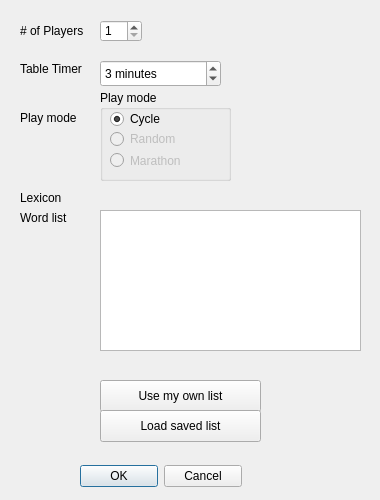
Old version of the form aerolith/trunk/src/aerolithclient/tableCreateForm.ui in the repository domino14/aerolithdesktop.
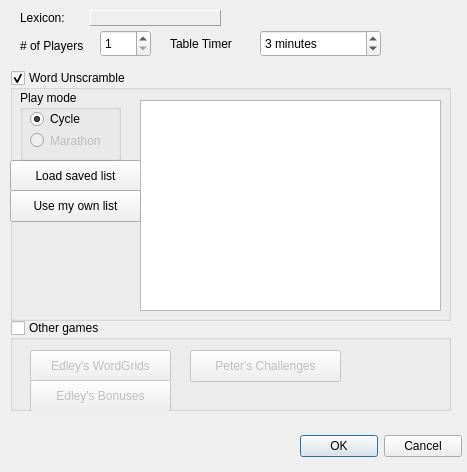
New version of the form.

Commit message: adding framework for aerolith support of other games. unscramble game version 0.5 maybe done. don't know if i'm adding word list saving/creating just yet, but maybe (and if so should make it version 0.6 :)

The edit to the form file:
```diff
--- a/aerolith/trunk/src/aerolithclient/tableCreateForm.ui
+++ b/aerolith/trunk/src/aerolithclient/tableCreateForm.ui
@@ -6,19 +6,19 @@
    <rect>
     <x>0</x>
     <y>0</y>
-    <width>380</width>
-    <height>500</height>
+    <width>467</width>
+    <height>472</height>
    </rect>
   </property>
   <property name="minimumSize">
    <size>
-    <width>380</width>
-    <height>500</height>
+    <width>200</width>
+    <height>0</height>
    </size>
   </property>
   <property name="maximumSize">
    <size>
-    <width>380</width>
+    <width>500</width>
     <height>500</height>
    </size>
   </property>
@@ -31,26 +31,13 @@
   <property name="styleSheet">
    <string notr="true"/>
   </property>
-  <widget class="QLabel" name="label_2">
-   <property name="geometry">
-    <rect>
-     <x>20</x>
-     <y>110</y>
-     <width>91</width>
-     <height>16</height>
-    </rect>
-   </property>
-   <property name="text">
-    <string>Play mode</string>
-   </property>
-  </widget>
   <widget class="QSpinBox" name="playersSpinBox">
    <property name="geometry">
     <rect>
      <x>100</x>
-     <y>20</y>
-     <width>42</width>
-     <height>22</height>
+     <y>30</y>
+     <width>51</width>
+     <height>27</height>
     </rect>
    </property>
    <property name="focusPolicy">
@@ -67,7 +54,7 @@
    <property name="geometry">
     <rect>
      <x>20</x>
-     <y>20</y>
+     <y>35</y>
      <width>91</width>
      <height>21</height>
     </rect>
@@ -79,8 +66,8 @@
   <widget class="QLabel" name="label_3">
    <property name="geometry">
     <rect>
-     <x>20</x>
-     <y>60</y>
+     <x>170</x>
+     <y>35</y>
      <width>91</width>
      <height>17</height>
     </rect>
@@ -89,24 +76,11 @@
     <string>Table Timer</string>
    </property>
   </widget>
-  <widget class="QLabel" name="label_4">
-   <property name="geometry">
-    <rect>
-     <x>20</x>
-     <y>210</y>
-     <width>61</width>
-     <height>16</height>
-    </rect>
-   </property>
-   <property name="text">
-    <string>Word list</string>
-   </property>
-  </widget>
   <widget class="QDialogButtonBox" name="buttonBox">
    <property name="geometry">
     <rect>
-     <x>80</x>
-     <y>460</y>
+     <x>300</x>
+     <y>430</y>
      <width>162</width>
      <height>32</height>
     </rect>
@@ -124,8 +98,8 @@
   <widget class="QSpinBox" name="timerSpinBox">
    <property name="geometry">
     <rect>
-     <x>100</x>
-     <y>60</y>
+     <x>260</x>
+     <y>30</y>
      <width>121</width>
      <height>27</height>
     </rect>
@@ -152,13 +126,102 @@
     <number>3</number>
    </property>
   </widget>
-  <widget class="QGroupBox" name="groupBox">
+  <widget class="QLabel" name="label_5">
    <property name="geometry">
     <rect>
-     <x>100</x>
+     <x>20</x>
+     <y>10</y>
+     <width>61</width>
+     <height>16</height>
+    </rect>
+   </property>
+   <property name="text">
+    <string>Lexicon:</string>
+   </property>
+  </widget>
+  <widget class="QLabel" name="labelLexiconName">
+   <property name="geometry">
+    <rect>
+     <x>90</x>
+     <y>10</y>
+     <width>131</width>
+     <height>16</height>
+    </rect>
+   </property>
+   <property name="frameShape">
+    <enum>QFrame::Panel</enum>
+   </property>
+   <property name="frameShadow">
+    <enum>QFrame::Raised</enum>
+   </property>
+   <property name="text">
+    <string/>
+   </property>
+  </widget>
+  <widget class="QGroupBox" name="groupBoxWordUnscramble">
+   <property name="geometry">
+    <rect>
+     <x>10</x>
+     <y>70</y>
+     <width>441</width>
+     <height>251</height>
+    </rect>
+   </property>
+   <property name="title">
+    <string>Word Unscramble</string>
+   </property>
+   <property name="checkable">
+    <bool>true</bool>
+   </property>
+   <widget class="QPushButton" name="pushButtonLoadSavedList">
+    <property name="geometry">
+     <rect>
+      <x>0</x>
      <y>90</y>
      <width>131</width>
-     <height>91</height>
+      <height>32</height>
+     </rect>
+    </property>
+    <property name="text">
+     <string>Load saved list</string>
+    </property>
+   </widget>
+   <widget class="QListWidget" name="listWidgetTopLevelList">
+    <property name="geometry">
+     <rect>
+      <x>130</x>
+      <y>30</y>
+      <width>301</width>
+      <height>211</height>
+     </rect>
+    </property>
+    <property name="focusPolicy">
+     <enum>Qt::NoFocus</enum>
+    </property>
+   </widget>
+   <widget class="QPushButton" name="pushButtonUseOwnList">
+    <property name="geometry">
+     <rect>
+      <x>0</x>
+      <y>120</y>
+      <width>131</width>
+      <height>32</height>
+     </rect>
+    </property>
+    <property name="focusPolicy">
+     <enum>Qt::NoFocus</enum>
+    </property>
+    <property name="text">
+     <string>Use my own list</string>
+    </property>
+   </widget>
+   <widget class="QGroupBox" name="groupBox">
+    <property name="geometry">
+     <rect>
+      <x>10</x>
+      <y>20</y>
+      <width>101</width>
+      <height>71</height>
     </rect>
    </property>
    <property name="styleSheet">
@@ -183,22 +246,6 @@
      <bool>true</bool>
     </property>
    </widget>
-   <widget class="QRadioButton" name="randomRbo">
-    <property name="enabled">
-     <bool>false</bool>
-    </property>
-    <property name="geometry">
-     <rect>
-      <x>10</x>
-      <y>40</y>
-      <width>83</width>
-      <height>18</height>
-     </rect>
-    </property>
-    <property name="text">
-     <string>Random</string>
-    </property>
-   </widget>
    <widget class="QRadioButton" name="endlessRbo">
     <property name="enabled">
      <bool>false</bool>
@@ -206,7 +253,7 @@
     <property name="geometry">
      <rect>
       <x>10</x>
-      <y>60</y>
+       <y>40</y>
       <width>101</width>
       <height>21</height>
      </rect>
@@ -219,73 +266,64 @@
     </property>
    </widget>
   </widget>
-  <widget class="QListWidget" name="listWidgetTopLevelList">
-   <property name="geometry">
-    <rect>
-     <x>100</x>
-     <y>210</y>
-     <width>261</width>
-     <height>141</height>
-    </rect>
-   </property>
-   <property name="focusPolicy">
-    <enum>Qt::NoFocus</enum>
-   </property>
   </widget>
-  <widget class="QPushButton" name="pushButtonUseOwnList">
+  <widget class="QGroupBox" name="groupBoxOtherGames">
    <property name="geometry">
     <rect>
-     <x>100</x>
-     <y>380</y>
-     <width>161</width>
-     <height>32</height>
+     <x>10</x>
+     <y>320</y>
+     <width>441</width>
+     <height>91</height>
     </rect>
    </property>
-   <property name="focusPolicy">
-    <enum>Qt::NoFocus</enum>
+   <property name="title">
+    <string>Other games</string>
    </property>
-   <property name="text">
-    <string>Use my own list</string>
+   <property name="checkable">
+    <bool>true</bool>
    </property>
-  </widget>
-  <widget class="QLabel" name="label_5">
+   <property name="checked">
+    <bool>false</bool>
+   </property>
+   <widget class="QPushButton" name="pushButtonWordgrids">
    <property name="geometry">
     <rect>
      <x>20</x>
-     <y>190</y>
-     <width>61</width>
-     <height>16</height>
+      <y>30</y>
+      <width>141</width>
+      <height>32</height>
     </rect>
    </property>
    <property name="text">
-    <string>Lexicon</string>
-   </property>
-  </widget>
-  <widget class="QLabel" name="labelLexiconName">
+     <string>Edley's WordGrids</string>
+    </property>
+   </widget>
+   <widget class="QPushButton" name="pushButtonBonuses">
    <property name="geometry">
     <rect>
-     <x>100</x>
-     <y>190</y>
-     <width>71</width>
-     <height>16</height>
+      <x>20</x>
+      <y>60</y>
+      <width>141</width>
+      <height>32</height>
     </rect>
    </property>
    <property name="text">
-    <string/>
-   </property>
-  </widget>
-  <widget class="QPushButton" name="pushButtonLoadSavedList">
+     <string>Edley's Bonuses</string>
+    </property>
+   </widget>
+   <widget class="QPushButton" name="pushButtonPetersChallenges">
    <property name="geometry">
     <rect>
-     <x>100</x>
-     <y>410</y>
-     <width>161</width>
+      <x>180</x>
+      <y>30</y>
+      <width>151</width>
      <height>32</height>
     </rect>
    </property>
    <property name="text">
-    <string>Load saved list</string>
-   </property>
+     <string>Peter's Challenges</string>
+    </property>
+   </widget>
   </widget>
  </widget>
  <resources/>
```
Lines whose indentation alone changed are shown as unchanged. The commit also changes 17 other files.
